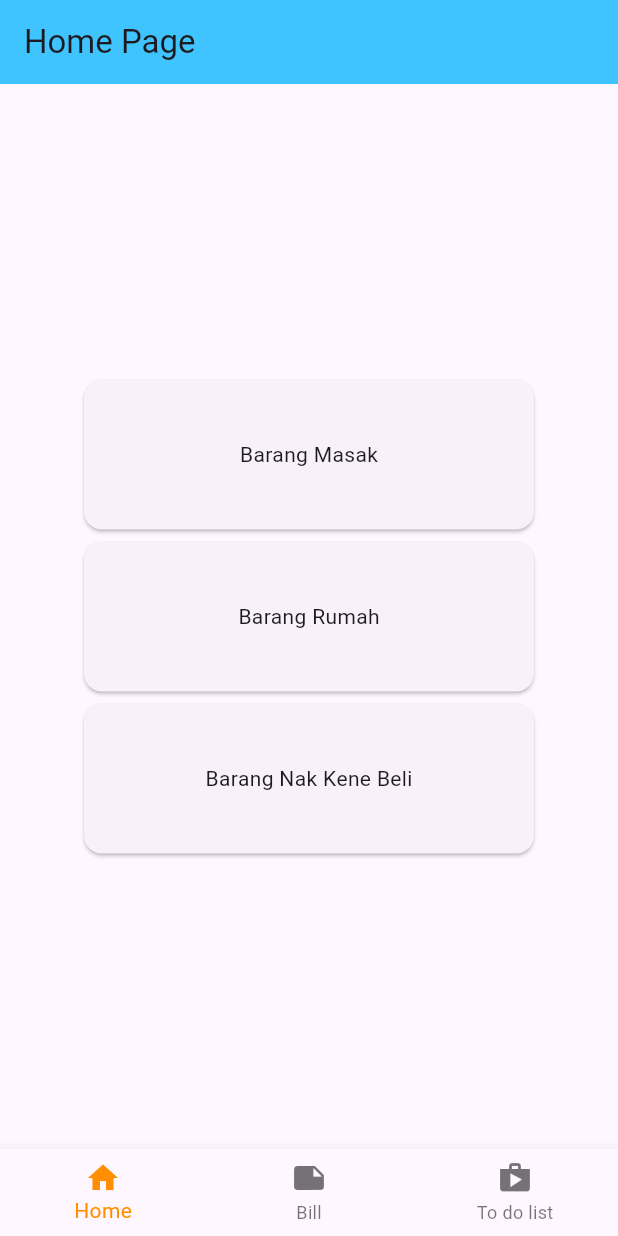
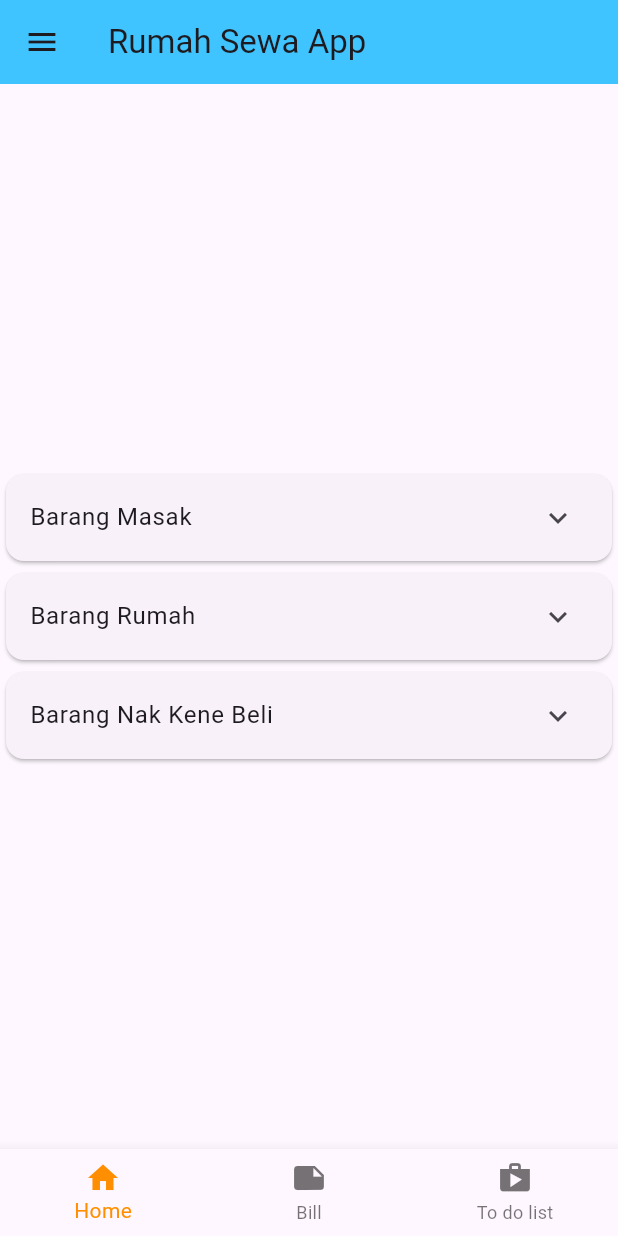
Before and after one commit to ahmdirfnz/Rumah-Sewa-App, a Flutter app: the HomeScreen screen opened by its route, on a phone screen of 412 x 824 dp. Run offline on Flutter 3.47's test engine with Material 3 defaults, Android fonts, the phone set to English and light mode, and no system bars; our stand-ins replace firebase_auth, firebase_core, modal_progress_hud_nsn; accounts and stored records are empty.

Commit message:
add layout feature in Home Page

```diff
--- a/lib/main.dart
+++ b/lib/main.dart
@@ -59,11 +59,6 @@ class _MyHomePageState extends State<MyHomePage> {
   @override
   Widget build(BuildContext context) {
     return Scaffold(
-      appBar: AppBar(
-        actions: [],
-        backgroundColor: Theme.of(context).colorScheme.inversePrimary,
-        title: Text(widget.title),
-      ),
       body: Center(
         child: Column(
           mainAxisAlignment: MainAxisAlignment.center,
--- a/lib/screens/home_screen.dart
+++ b/lib/screens/home_screen.dart
@@ -56,16 +56,11 @@ class _HomeScreenState extends State<HomeScreen> {
   Widget build(BuildContext context) {
     return Scaffold(
       appBar: AppBar(
-        automaticallyImplyLeading: false,
-        title: Text('Home Page'),
+        title: Text('Rumah Sewa App'),
         backgroundColor: Colors.lightBlueAccent,
       ),
       drawer: Drawer(
-        // Add a ListView to the drawer. This ensures the user can scroll
-        // through the options in the drawer if there isn't enough vertical
-        // space to fit everything.
         child: ListView(
-          // Important: Remove any padding from the ListView.
           padding: EdgeInsets.zero,
           children: [
             const DrawerHeader(
@@ -75,17 +70,33 @@ class _HomeScreenState extends State<HomeScreen> {
               child: Text('Drawer Header'),
             ),
             ListTile(
-              title: const Text('Item 1'),
+              title: const Text('Profile'),
+              selected: _selectedIndex == 0,
               onTap: () {
-                // Update the state of the app.
-                // ...
+                // Update the state of the app
+                _onItemTapped(0);
+                // Then close the drawer
+                Navigator.pop(context);
               },
             ),
             ListTile(
-              title: const Text('Item 2'),
+              title: const Text('Settings'),
+              selected: _selectedIndex == 1,
               onTap: () {
-                // Update the state of the app.
-                // ...
+                // Update the state of the app
+                _onItemTapped(1);
+                // Then close the drawer
+                Navigator.pop(context);
+              },
+            ),
+            ListTile(
+              title: const Text('About'),
+              selected: _selectedIndex == 2,
+              onTap: () {
+                // Update the state of the app
+                _onItemTapped(2);
+                // Then close the drawer
+                Navigator.pop(context);
               },
             ),
           ],
@@ -113,31 +124,118 @@ class _HomeScreenState extends State<HomeScreen> {
       body: Column(
         mainAxisAlignment: MainAxisAlignment.center,
         children: [
-          Center(
-            child: Card(
-              child: SizedBox(
-                width: 300,
-                height: 100,
-                child: Center(child: Text('Barang Masak')),
-              ),
+          Card(
+            child: ExpansionTile(
+              expandedAlignment: Alignment.centerLeft,
+              title: Text('Barang Masak'),
+              children: [
+                Padding(
+                  padding: const EdgeInsets.only(left: 8.0),
+                  child: Row(
+                    children: [
+                      Text('Ikan'),
+                    ],
+                  ),
+                ),
+                Padding(
+                  padding: const EdgeInsets.only(left: 8.0),
+                  child: Row(
+                    children: [
+                      Text('Sayur'),
+                    ],
+                  ),
+                ),
+                Row(
+                  mainAxisAlignment: MainAxisAlignment.center,
+                  children: [
+                    ElevatedButton(
+                        style: ElevatedButton.styleFrom(
+                            primary: Colors.blueAccent,
+                            onPrimary: Colors.white,
+                            shape: RoundedRectangleBorder(
+                                borderRadius: BorderRadius.circular(5.0)),
+                            minimumSize: Size(370, 29)),
+                        onPressed: () {},
+                        child: Text('Add Item'))
+                  ],
+                ),
+              ],
             ),
           ),
-          Center(
-            child: Card(
-              child: SizedBox(
-                width: 300,
-                height: 100,
-                child: Center(child: Text('Barang Rumah')),
-              ),
+          Card(
+            child: ExpansionTile(
+              expandedAlignment: Alignment.centerLeft,
+              title: Text('Barang Rumah'),
+              children: [
+                Padding(
+                  padding: const EdgeInsets.only(left: 8.0),
+                  child: Row(
+                    children: [
+                      Text('Ikan'),
+                    ],
+                  ),
+                ),
+                Padding(
+                  padding: const EdgeInsets.only(left: 8.0),
+                  child: Row(
+                    children: [
+                      Text('Sayur'),
+                    ],
+                  ),
+                ),
+                Row(
+                  mainAxisAlignment: MainAxisAlignment.center,
+                  children: [
+                    ElevatedButton(
+                        style: ElevatedButton.styleFrom(
+                            primary: Colors.blueAccent,
+                            onPrimary: Colors.white,
+                            shape: RoundedRectangleBorder(
+                                borderRadius: BorderRadius.circular(5.0)),
+                            minimumSize: Size(370, 29)),
+                        onPressed: () {},
+                        child: Text('Add Item'))
+                  ],
+                ),
+              ],
             ),
           ),
-          Center(
-            child: Card(
-              child: SizedBox(
-                width: 300,
-                height: 100,
-                child: Center(child: Text('Barang Nak Kene Beli')),
-              ),
+          Card(
+            child: ExpansionTile(
+              expandedAlignment: Alignment.centerLeft,
+              title: Text('Barang Nak Kene Beli'),
+              children: [
+                Padding(
+                  padding: const EdgeInsets.only(left: 8.0),
+                  child: Row(
+                    children: [
+                      Text('Ikan'),
+                    ],
+                  ),
+                ),
+                Padding(
+                  padding: const EdgeInsets.only(left: 8.0),
+                  child: Row(
+                    children: [
+                      Text('Sayur'),
+                    ],
+                  ),
+                ),
+                Row(
+                  mainAxisAlignment: MainAxisAlignment.center,
+                  children: [
+                    ElevatedButton(
+                        style: ElevatedButton.styleFrom(
+                            primary: Colors.blueAccent,
+                            onPrimary: Colors.white,
+                            shape: RoundedRectangleBorder(
+                                borderRadius: BorderRadius.circular(5.0)),
+                            minimumSize: Size(370, 29)),
+                        onPressed: () {},
+                        child: Text('Add Item'))
+                  ],
+                ),
+              ],
             ),
           ),
         ],
--- a/lib/screens/welcome_screen.dart
+++ b/lib/screens/welcome_screen.dart
@@ -2,6 +2,8 @@ import 'package:flutter/material.dart';
 import '../utils/rounded_button.dart';
 
 class WelcomeScreen extends StatefulWidget {
+  const WelcomeScreen({super.key});
+
   @override
   _WelcomeScreenState createState() => _WelcomeScreenState();
 }
@@ -12,7 +14,7 @@ class _WelcomeScreenState extends State<WelcomeScreen> {
     return Scaffold(
         backgroundColor: Colors.white,
         body: Padding(
-          padding: EdgeInsets.symmetric(horizontal: 24.0),
+          padding: const EdgeInsets.symmetric(horizontal: 24.0),
           child: Column(
               mainAxisAlignment: MainAxisAlignment.center,
               crossAxisAlignment: CrossAxisAlignment.stretch,
@@ -30,6 +32,12 @@ class _WelcomeScreenState extends State<WelcomeScreen> {
                     onPressed: () {
                       Navigator.pushNamed(context, 'registration_screen');
                     }),
+                RoundedButton(
+                    colour: Colors.black,
+                    title: 'Goto Home',
+                    onPressed: () {
+                      Navigator.pushNamed(context, 'home_screen');
+                    }),
               ]),
         ));
   }
```
